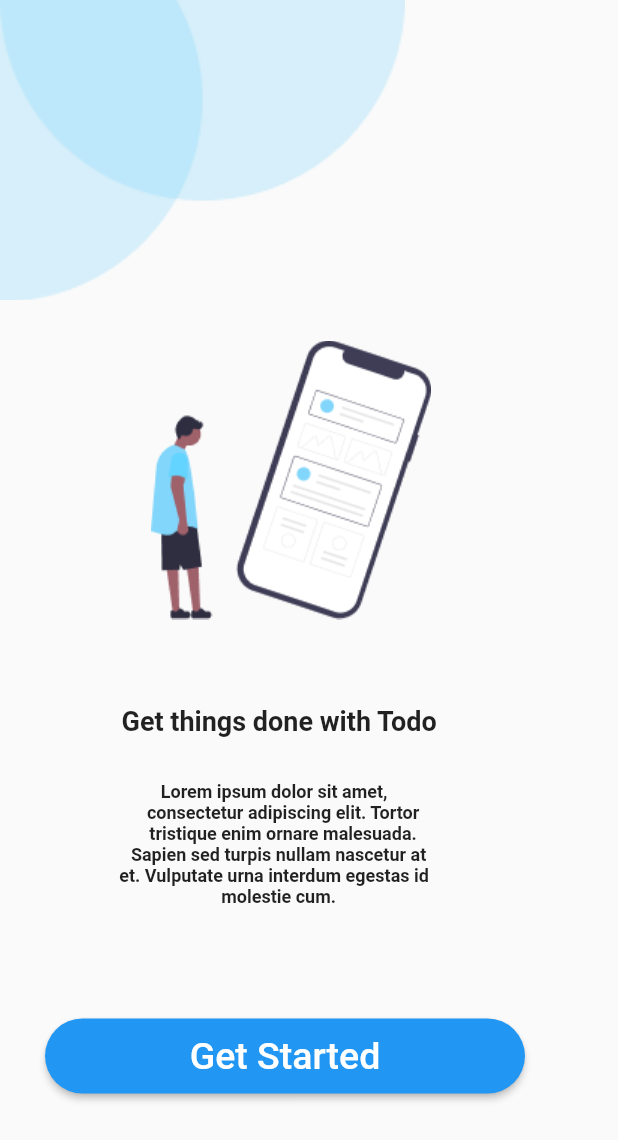
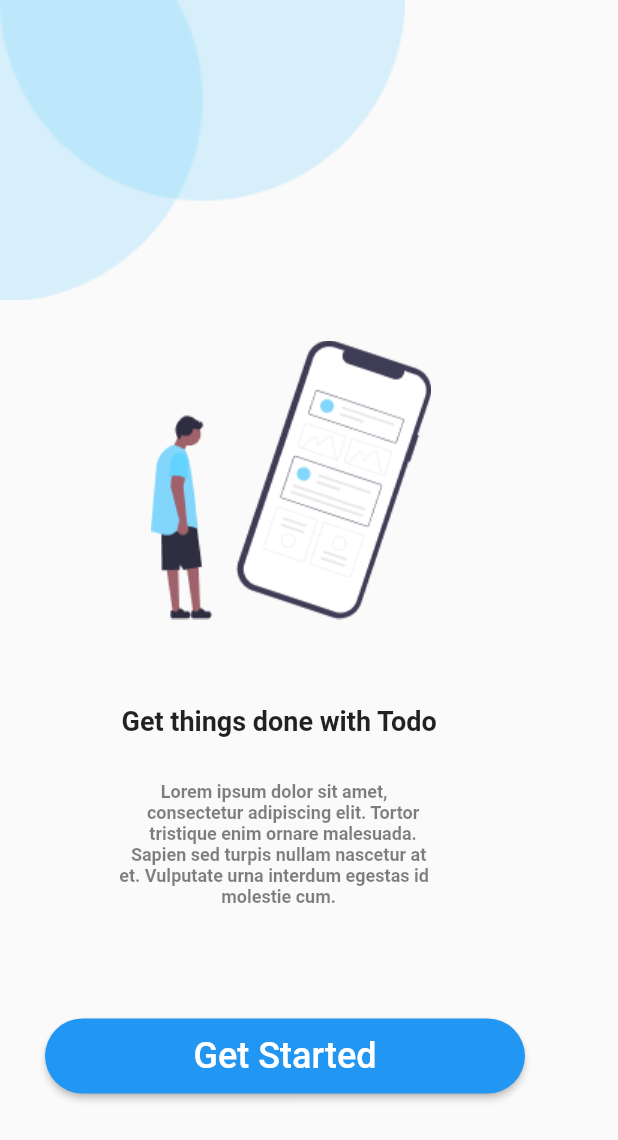
Before and after one commit to DartCodeschool/daily_tasks_app, a Flutter app: the screen it shows after launch, on a phone screen of 412 x 824 dp. Shown: the top 1140 px of the screen. Run offline on Flutter 3.47's test engine with Material 2 defaults, Android fonts, the phone set to English and light mode, and no system bars.

Commit message:
minor chagens

```diff
--- a/lib/Pages/get_started_page.dart
+++ b/lib/Pages/get_started_page.dart
@@ -27,7 +27,7 @@ class _GetStartedPageState extends State<GetStartedPage> {
           ),
           Padding(
             padding: const EdgeInsets.only(left: 78, top: 30),
-            child: Text(bodyText, textAlign: TextAlign.center, style: const TextStyle(fontSize: 12, fontWeight: FontWeight.w700)),
+            child: Text(bodyText, textAlign: TextAlign.center, style: const TextStyle(fontSize: 12, fontWeight: FontWeight.w700, color: Color.fromARGB(127, 0, 0, 0))),
           ),
           Padding(
             padding: const EdgeInsets.only(left: 30, top: 60),
@@ -37,11 +37,11 @@ class _GetStartedPageState extends State<GetStartedPage> {
               },
               style: const ButtonStyle(
                 minimumSize: MaterialStatePropertyAll(Size(320, 50)),
-                maximumSize: MaterialStatePropertyAll(Size(325.0, 56.0)),
+                // maximumSize: MaterialStatePropertyAll(Size(325.0, 56.0)),
                 backgroundColor: MaterialStatePropertyAll(Colors.blue),
                 shape: MaterialStatePropertyAll(RoundedRectangleBorder(borderRadius: BorderRadius.all(Radius.circular(100)))),
               ),
-              child: const Text('Get Started', style: TextStyle(fontSize: 25)),
+              child: const Text('Get Started', style: TextStyle(fontSize: 24)),
             ),
           ),
         ],
```
